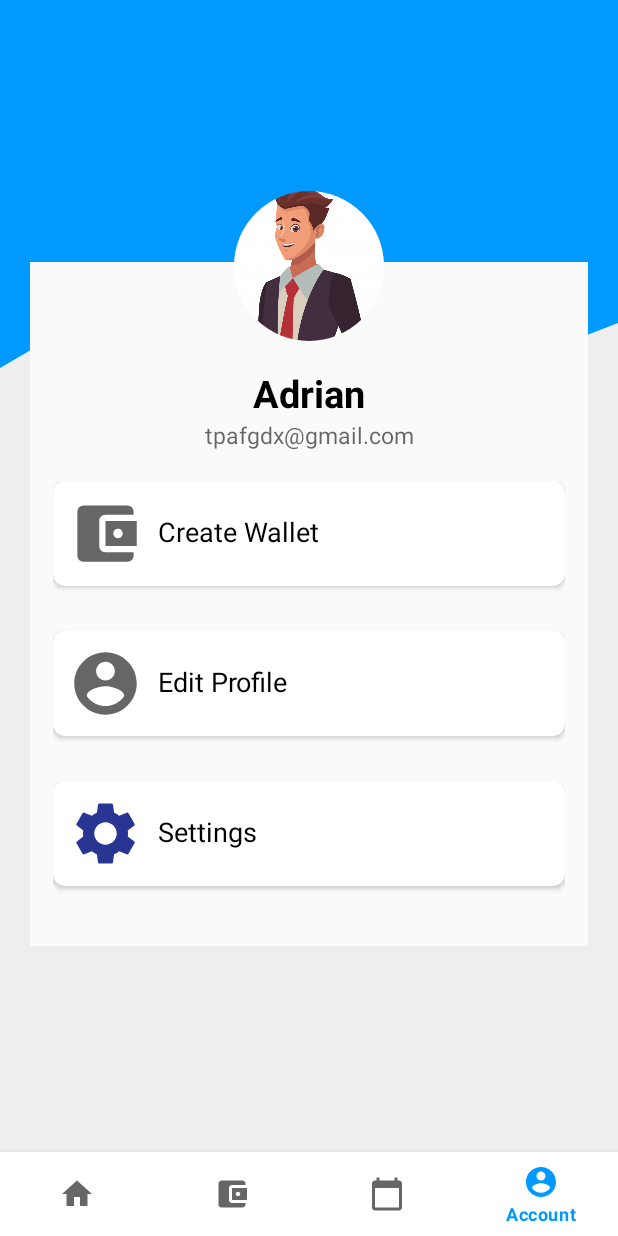
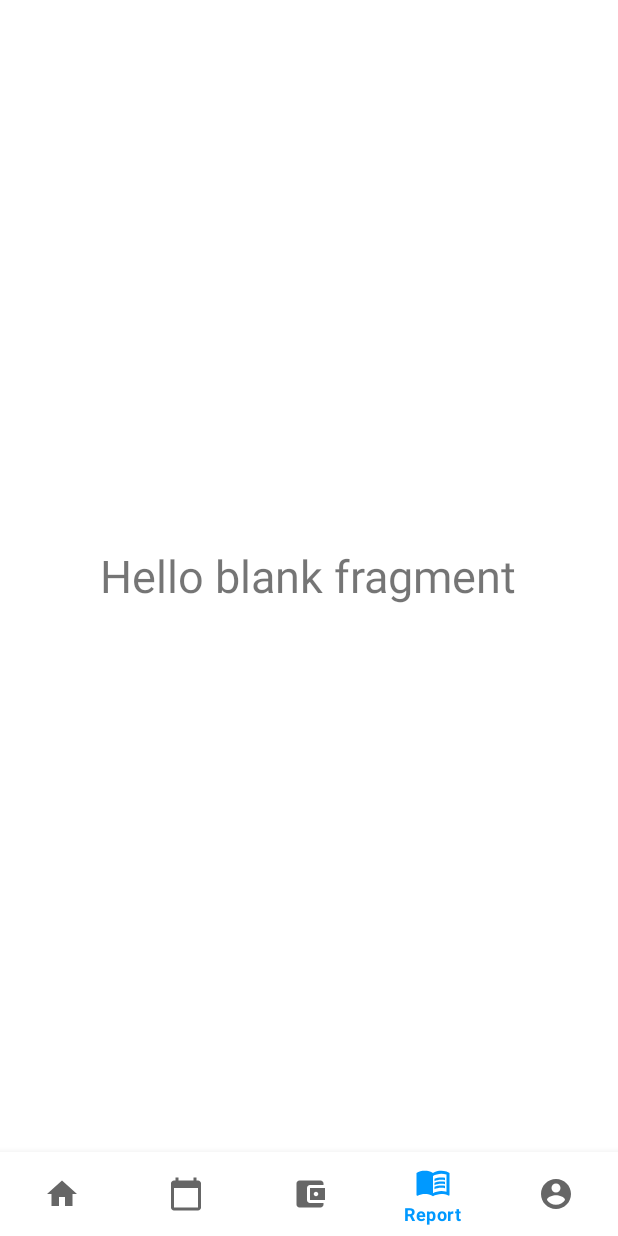
Before and after one commit to adrianprajna/split-wallet, an Android app: the MainActivity screen opened directly, with no data from a screen before it, item 4 of the bottom bar chosen, on a phone screen of 412 x 824 dp. Run offline under Robolectric (Android 15) with nearby library versions, the phone set to English and light mode, and no system bars; 4 statements that could not run were skipped.

Commit message:
add report fragment

```diff
--- a/SplitWallet/app/src/main/java/com/example/splitwallet/MainActivity.kt
+++ b/SplitWallet/app/src/main/java/com/example/splitwallet/MainActivity.kt
@@ -31,9 +31,10 @@ class MainActivity : AppCompatActivity() {
             override fun onPageSelected(position: Int) {
                 bottom_nav.selectedItemId = when(position){
                     0 -> R.id.nav_home
-                    1 -> R.id.nav_transaction
-                    2 -> R.id.nav_calendar
-                    3 -> R.id.nav_account
+                    1 -> R.id.nav_calendar
+                    2 -> R.id.nav_transaction
+                    3 -> R.id.nav_report
+                    4 -> R.id.nav_account
                     else -> R.id.nav_home
                 }
             }
@@ -45,9 +46,10 @@ class MainActivity : AppCompatActivity() {
         bottom_nav.setOnNavigationItemSelectedListener { item ->
             viewPager.currentItem = when(item.itemId) {
                 R.id.nav_home -> 0
-                R.id.nav_transaction -> 1
-                R.id.nav_calendar -> 2
-                R.id.nav_account -> 3
+                R.id.nav_calendar -> 1
+                R.id.nav_transaction -> 2
+                R.id.nav_report -> 3
+                R.id.nav_account -> 4
                 else -> 0
             }
 
--- a/SplitWallet/app/src/main/java/com/example/splitwallet/adapter/PageAdapter.kt
+++ b/SplitWallet/app/src/main/java/com/example/splitwallet/adapter/PageAdapter.kt
@@ -3,25 +3,23 @@ package com.example.splitwallet.adapter
 import androidx.fragment.app.Fragment
 import androidx.fragment.app.FragmentManager
 import androidx.fragment.app.FragmentStatePagerAdapter
-import com.example.splitwallet.fragments.AccountFragment
-import com.example.splitwallet.fragments.CalendarFragment
-import com.example.splitwallet.fragments.HomeFragment
-import com.example.splitwallet.fragments.Transaction
+import com.example.splitwallet.fragments.*
 
 class PageAdapter(var fm: FragmentManager): FragmentStatePagerAdapter(fm){
 
     override fun getItem(position: Int): Fragment {
         return when(position){
             0 -> HomeFragment()
-            1 -> Transaction()
-            2 -> CalendarFragment()
-            3 -> AccountFragment()
+            1 -> CalendarFragment()
+            2 -> Transaction()
+            3 -> ReportFragment()
+            4 -> AccountFragment()
             else -> HomeFragment()
         }
     }
 
     override fun getCount(): Int {
-        return 4
+        return 5
     }
 
 
--- /dev/null
+++ b/SplitWallet/app/src/main/res/drawable/ic_baseline_menu_book_24.xml
@@ -0,0 +1,19 @@
+<vector xmlns:android="http://schemas.android.com/apk/res/android"
+    android:width="24dp"
+    android:height="24dp"
+    android:viewportWidth="24"
+    android:viewportHeight="24"
+    android:tint="?attr/colorControlNormal">
+  <path
+      android:fillColor="@android:color/white"
+      android:pathData="M21,5c-1.11,-0.35 -2.33,-0.5 -3.5,-0.5c-1.95,0 -4.05,0.4 -5.5,1.5c-1.45,-1.1 -3.55,-1.5 -5.5,-1.5S2.45,4.9 1,6v14.65c0,0.25 0.25,0.5 0.5,0.5c0.1,0 0.15,-0.05 0.25,-0.05C3.1,20.45 5.05,20 6.5,20c1.95,0 4.05,0.4 5.5,1.5c1.35,-0.85 3.8,-1.5 5.5,-1.5c1.65,0 3.35,0.3 4.75,1.05c0.1,0.05 0.15,0.05 0.25,0.05c0.25,0 0.5,-0.25 0.5,-0.5V6C22.4,5.55 21.75,5.25 21,5zM21,18.5c-1.1,-0.35 -2.3,-0.5 -3.5,-0.5c-1.7,0 -4.15,0.65 -5.5,1.5V8c1.35,-0.85 3.8,-1.5 5.5,-1.5c1.2,0 2.4,0.15 3.5,0.5V18.5z"/>
+  <path
+      android:fillColor="@android:color/white"
+      android:pathData="M17.5,10.5c0.88,0 1.73,0.09 2.5,0.26V9.24C19.21,9.09 18.36,9 17.5,9c-1.7,0 -3.24,0.29 -4.5,0.83v1.66C14.13,10.85 15.7,10.5 17.5,10.5z"/>
+  <path
+      android:fillColor="@android:color/white"
+      android:pathData="M13,12.49v1.66c1.13,-0.64 2.7,-0.99 4.5,-0.99c0.88,0 1.73,0.09 2.5,0.26V11.9c-0.79,-0.15 -1.64,-0.24 -2.5,-0.24C15.8,11.66 14.26,11.96 13,12.49z"/>
+  <path
+      android:fillColor="@android:color/white"
+      android:pathData="M17.5,14.33c-1.7,0 -3.24,0.29 -4.5,0.83v1.66c1.13,-0.64 2.7,-0.99 4.5,-0.99c0.88,0 1.73,0.09 2.5,0.26v-1.52C19.21,14.41 18.36,14.33 17.5,14.33z"/>
+</vector>
--- /dev/null
+++ b/SplitWallet/app/src/main/res/layout/fragment_report.xml
@@ -0,0 +1,16 @@
+<?xml version="1.0" encoding="utf-8"?>
+<RelativeLayout xmlns:android="http://schemas.android.com/apk/res/android"
+    xmlns:tools="http://schemas.android.com/tools"
+    android:layout_width="match_parent"
+    android:layout_height="match_parent"
+    tools:context=".fragments.ReportFragment">
+
+    <!-- TODO: Update blank fragment layout -->
+    <TextView
+        android:layout_width="wrap_content"
+        android:layout_height="wrap_content"
+        android:layout_centerInParent="true"
+        android:textSize="30sp"
+        android:text="@string/hello_blank_fragment" />
+
+</RelativeLayout>
--- a/SplitWallet/app/src/main/res/menu/bottom_navigation.xml
+++ b/SplitWallet/app/src/main/res/menu/bottom_navigation.xml
@@ -7,14 +7,20 @@
         android:title="@string/icon_home"/>
 
     <item
+        android:id="@+id/nav_calendar"
+        android:icon="@drawable/ic_baseline_calendar_today_24"
+        android:title="@string/icon_calendar" />
+
+
+    <item
         android:id="@+id/nav_transaction"
         android:icon="@drawable/ic_baseline_account_balance_wallet_24"
         android:title="@string/icon_transaction" />
 
     <item
-        android:id="@+id/nav_calendar"
-        android:icon="@drawable/ic_baseline_calendar_today_24"
-        android:title="@string/icon_calendar" />
+        android:id="@+id/nav_report"
+        android:icon="@drawable/ic_baseline_menu_book_24"
+        android:title="@string/icon_report"/>
 
     <item
         android:id="@+id/nav_account"
--- a/SplitWallet/app/src/main/res/values/strings.xml
+++ b/SplitWallet/app/src/main/res/values/strings.xml
@@ -39,6 +39,7 @@
     <string name="icon_home">Home</string>
     <string name="icon_account">Account</string>
     <string name="icon_transaction">Transaction</string>
+    <string name="icon_report">Report</string>
 
     <!--  User Account page   -->
     <string name="user_account_name">Adrian</string>
```
Also changed, not shown: SplitWallet/app/src/main/java/com/example/splitwallet/fragments/ReportFragment.kt (added, +60 -0 lines).
